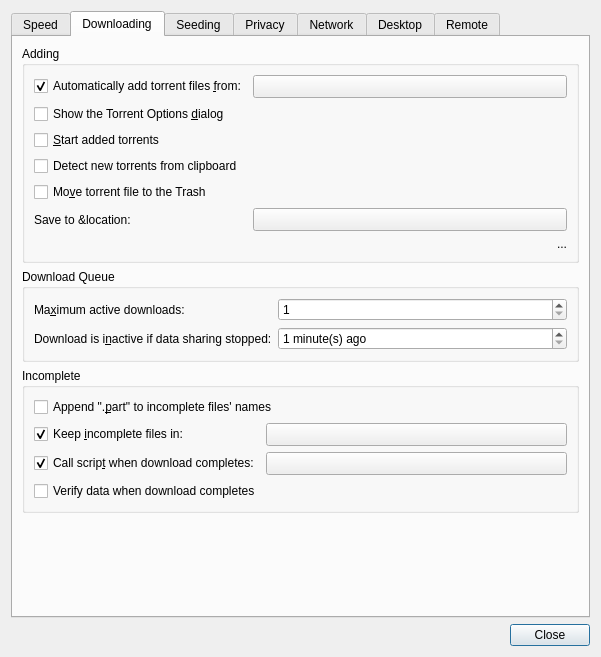
This is qt/PrefsDialog.ui in retransmission/retransmission as Qt 5 draws it before an edit. The edited form follows.
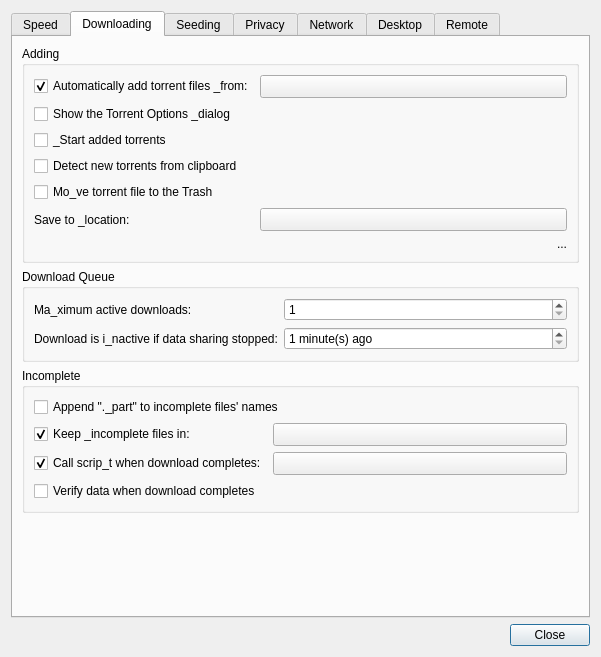
This is the edited form. The open tabs and pages were chosen to show the change. Icons and pictures are not drawn. Custom widgets are drawn as their Qt base class.

```diff
--- a/qt/PrefsDialog.ui
+++ b/qt/PrefsDialog.ui
@@ -232,7 +232,7 @@
           <item row="0" column="0">
            <widget class="QCheckBox" name="watchDirCheck">
             <property name="text">
-             <string>Automatically add torrent files &amp;from:</string>
+             <string>Automatically add torrent files _from:</string>
             </property>
             <property name="checked">
              <bool>true</bool>
@@ -254,14 +254,14 @@
           <item row="1" column="0" colspan="2">
            <widget class="QCheckBox" name="showTorrentOptionsDialogCheck">
             <property name="text">
-             <string>Show the Torrent Options &amp;dialog</string>
+             <string>Show the Torrent Options _dialog</string>
             </property>
            </widget>
           </item>
           <item row="2" column="0" colspan="2">
            <widget class="QCheckBox" name="startAddedTorrentsCheck">
             <property name="text">
-             <string>&amp;Start added torrents</string>
+             <string>_Start added torrents</string>
             </property>
            </widget>
           </item>
@@ -278,14 +278,14 @@
           <item row="4" column="0" colspan="2">
            <widget class="QCheckBox" name="trashTorrentFileCheck">
             <property name="text">
-             <string>Mo&amp;ve torrent file to the Trash</string>
+             <string>Mo_ve torrent file to the Trash</string>
             </property>
            </widget>
           </item>
           <item row="5" column="0">
            <widget class="QLabel" name="downloadDirLabel">
             <property name="text">
-             <string>Save to &amp;location:</string>
+             <string>Save to _location:</string>
             </property>
            </widget>
           </item>
@@ -323,7 +323,7 @@
           <item row="0" column="0">
            <widget class="QLabel" name="downloadQueueSizeLabel">
             <property name="text">
-             <string>Ma&amp;ximum active downloads:</string>
+             <string>Ma_ximum active downloads:</string>
             </property>
             <property name="buddy">
              <cstring>downloadQueueSizeSpin</cstring>
@@ -343,7 +343,7 @@
           <item row="1" column="0">
            <widget class="QLabel" name="queueStalledMinutesLabel">
             <property name="text">
-             <string extracomment="Please keep this phrase as short as possible, it's currently the longest and influences dialog width">Download is i&amp;nactive if data sharing stopped:</string>
+             <string extracomment="Please keep this phrase as short as possible, it's currently the longest and influences dialog width">Download is i_nactive if data sharing stopped:</string>
             </property>
             <property name="buddy">
              <cstring>queueStalledMinutesSpin</cstring>
@@ -378,14 +378,14 @@
           <item row="0" column="0" colspan="2">
            <widget class="QCheckBox" name="renamePartialFilesCheck">
             <property name="text">
-             <string>Append &quot;.&amp;part&quot; to incomplete files' names</string>
+             <string>Append &quot;._part&quot; to incomplete files' names</string>
             </property>
            </widget>
           </item>
           <item row="1" column="0">
            <widget class="QCheckBox" name="incompleteDirCheck">
             <property name="text">
-             <string>Keep &amp;incomplete files in:</string>
+             <string>Keep _incomplete files in:</string>
             </property>
             <property name="checked">
              <bool>true</bool>
@@ -407,7 +407,7 @@
           <item row="2" column="0">
            <widget class="QCheckBox" name="doneDownloadingScriptCheck">
             <property name="text">
-             <string>Call scrip&amp;t when download completes:</string>
+             <string>Call scrip_t when download completes:</string>
             </property>
             <property name="checked">
              <bool>true</bool>
```
Left out of the diff: 74 changed lines with no effect on the pictures.
